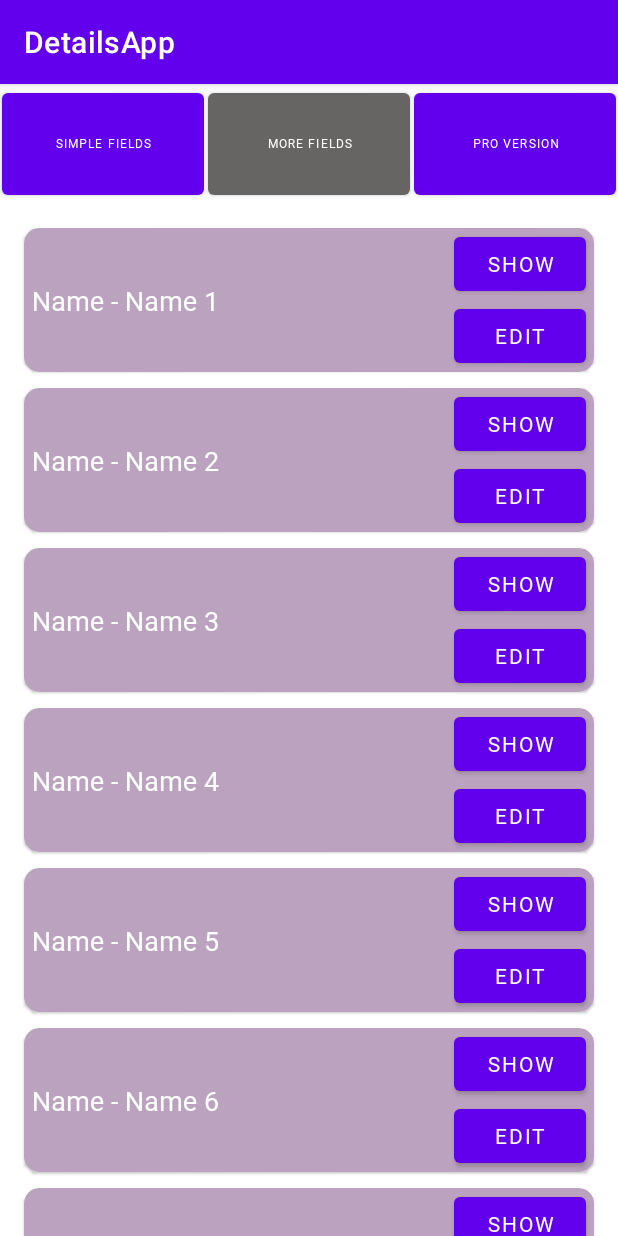
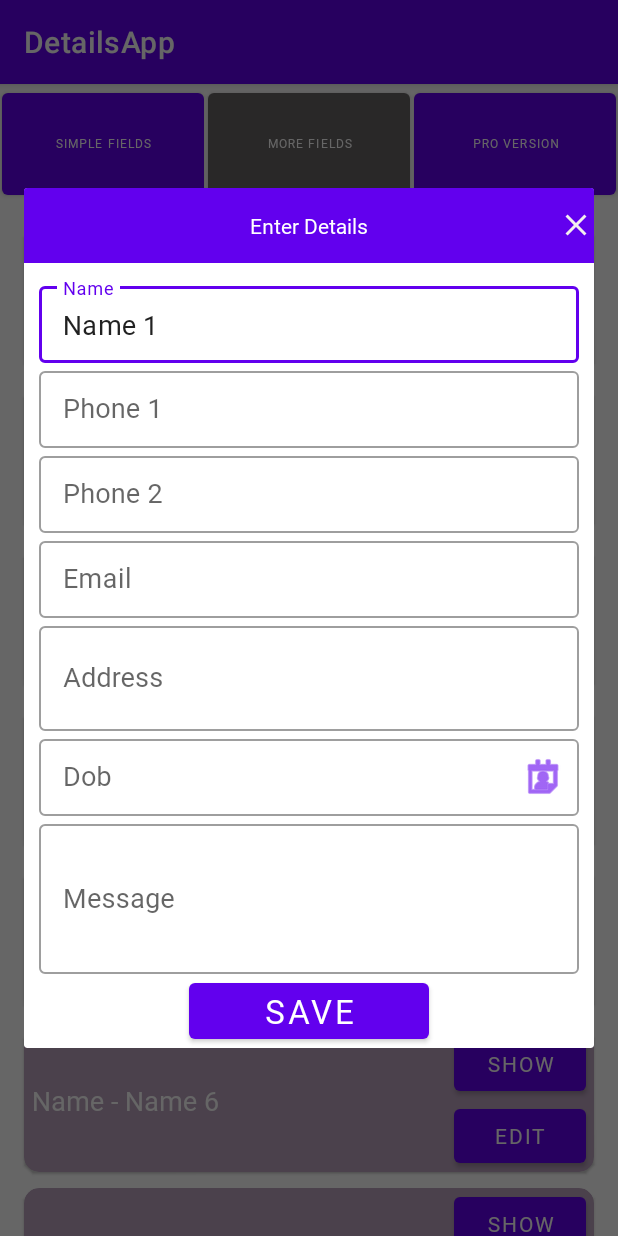
Before and after one commit to rakesharma1987/DetailsApp, an Android app: the fragment MoreFiledsFragment placed in its activity, after a tap on "EDIT", on a phone screen of 412 x 824 dp. Run offline under Robolectric (Android 15) with nearby library versions, the light colour scheme and no system bars; our stand-ins replace Room's generated code, data binding.

Commit message:
edit changed on adapter

```diff
--- a/app/src/main/java/com/example/detailsapp/AppRepository.kt
+++ b/app/src/main/java/com/example/detailsapp/AppRepository.kt
@@ -10,4 +10,8 @@ class AppRepository(private val appDao: AppDao) {
     suspend fun insertDetail(details: Details){
         appDao.insertDetails(details)
     }
+
+    suspend fun updateDetails(details: Details){
+        appDao.updateDetails(details)
+    }
 }
--- a/app/src/main/java/com/example/detailsapp/DetailsAdapter.kt
+++ b/app/src/main/java/com/example/detailsapp/DetailsAdapter.kt
@@ -1,14 +1,14 @@
 package com.example.detailsapp
 
+import android.app.Dialog
 import android.content.Context
 import android.content.Intent
 import android.graphics.Color
-import android.view.LayoutInflater
-import android.view.View
-import android.view.ViewGroup
+import android.view.*
 import androidx.databinding.DataBindingUtil
 import androidx.recyclerview.widget.RecyclerView
 import com.example.detailsapp.databinding.LayoutCustomRecyclerviewBinding
+import com.example.detailsapp.databinding.LayoutSampleFieldsBinding
 import com.example.detailsapp.db.Details
 import com.google.gson.Gson
 import java.util.Random
@@ -24,7 +24,8 @@ class DetailsAdapter(private val context: Context, private val detailsList: List
 
     override fun onBindViewHolder(holder: CustomViewHolder, position: Int) {
         val random = Random()
-        val currectColor = Color.argb(255, random.nextInt(256), random.nextInt(256), random.nextInt(256))
+        val currectColor =
+            Color.argb(255, random.nextInt(256), random.nextInt(256), random.nextInt(256))
         holder.layoutCustomRecyclerviewBinding.cardView.setCardBackgroundColor(currectColor)
         val details = detailsList[position]
         holder.layoutCustomRecyclerviewBinding.tvDetails.text = "Name - ${details.name}"
@@ -35,9 +36,74 @@ class DetailsAdapter(private val context: Context, private val detailsList: List
             context.startActivity(intent)
         }
         holder.layoutCustomRecyclerviewBinding.btnEdit.setOnClickListener {
+            val dialog = Dialog(context)
+            dialog.setCancelable(false)
+            dialog.requestWindowFeature(Window.FEATURE_NO_TITLE)
+            val sampleFields: LayoutSampleFieldsBinding = DataBindingUtil.inflate(
+                LayoutInflater.from(dialog.context),
+                R.layout.layout_sample_fields,
+                null,
+                false
+            )
+            if (details.isMore) {
+                sampleFields.llMoreFields.visibility = View.VISIBLE
+                sampleFields.tilName.editText!!.setText(details.name)
+                sampleFields.tilPhone1.editText!!.setText(details.phoneNo1)
+                sampleFields.tilPhone2.editText!!.setText(details.phoneNo2)
+                sampleFields.tilEmail.editText!!.setText(details.email)
+                sampleFields.tilDob.editText!!.setText(details.dob)
+                sampleFields.tilAddress.editText!!.setText(details.address)
+                sampleFields.tilMessage.editText!!.setText(details.message)
+            } else {
+                sampleFields.llMoreFields.visibility = View.GONE
+                sampleFields.tilName.editText!!.setText(details.name)
+                sampleFields.tilPhone1.editText!!.setText(details.phoneNo1)
+                sampleFields.tilPhone2.editText!!.setText(details.phoneNo2)
+                sampleFields.tilMessage.editText!!.setText(details.message)
+            }
+            dialog.setContentView(sampleFields.root)
+            dialog.show()
+            dialog.window!!.setLayout(
+                WindowManager.LayoutParams.MATCH_PARENT,
+                WindowManager.LayoutParams.WRAP_CONTENT
+            )
+
+            sampleFields.ivClose.setOnClickListener {
+                dialog.dismiss()
+            }
+
+            sampleFields.btnSubmit.setOnClickListener {
+                if (details.isMore) {
+                    val detail = Details(
+                        details.userId,
+                        sampleFields.tilName.editText!!.text.toString(),
+                        sampleFields.tilPhone1.editText!!.text.toString(),
+                        sampleFields.tilPhone2.editText!!.text.toString(),
+                        sampleFields.tilMessage.editText!!.text.toString(),
+                        "",
+                        "",
+                        "",
+                        details.isMore
+                    )
+                    (context as MainActivity).viewModel.updateDetails(detail)
+                } else {
+                    val detail = Details(
+                        details.userId,
+                        sampleFields.tilName.editText!!.text.toString(),
+                        sampleFields.tilPhone1.editText!!.text.toString(),
+                        sampleFields.tilPhone2.editText!!.text.toString(),
+                        sampleFields.tilMessage.editText!!.text.toString(),
+                        "",
+                        "",
+                        "",
+                        details.isMore
+                    )
+                    (context as MainActivity).viewModel.updateDetails(detail)
+                }
+                dialog.dismiss()
+            }
 
         }
-
     }
 
     override fun getItemCount(): Int {
--- a/app/src/main/java/com/example/detailsapp/MainActivity.kt
+++ b/app/src/main/java/com/example/detailsapp/MainActivity.kt
@@ -25,7 +25,7 @@ import com.example.detailsapp.fragments.SimpleFieldsFragment
 class MainActivity : AppCompatActivity(), View.OnClickListener {
     private lateinit var binding: ActivityMainBinding
     private lateinit var factory: AppFactory
-    private lateinit var viewModel: AppViewModel
+    lateinit var viewModel: AppViewModel
     private var isMore: Boolean = false
     private lateinit var fragmentManager: FragmentManager
     private var isAddSimpleFields: Boolean = false
--- a/app/src/main/java/com/example/detailsapp/db/AppDao.kt
+++ b/app/src/main/java/com/example/detailsapp/db/AppDao.kt
@@ -5,6 +5,7 @@ import androidx.room.Dao
 import androidx.room.Insert
 import androidx.room.OnConflictStrategy.REPLACE
 import androidx.room.Query
+import androidx.room.Update
 
 @Dao
 interface AppDao {
@@ -18,5 +19,8 @@ interface AppDao {
     @Query("SELECT * FROM details WHERE isMore = 1")
     fun getAllAdvancedData(): LiveData<List<Details>>
 
+    @Update
+    suspend fun updateDetails(details: Details)
+
 
 }
--- a/app/src/main/java/com/example/detailsapp/fragments/MoreFiledsFragment.kt
+++ b/app/src/main/java/com/example/detailsapp/fragments/MoreFiledsFragment.kt
@@ -38,16 +38,16 @@ class MoreFiledsFragment : Fragment() {
         viewModel.getAllAdvancedDetails.observe(viewLifecycleOwner, Observer {
             if (it.isEmpty()){
                 var list = mutableListOf<Details>()
-                list.add(Details(0, "Name 1", "", "", "", "", "", "", false))
-                list.add(Details(0, "Name 2", "", "", "", "", "", "", false))
-                list.add(Details(0, "Name 3", "", "", "", "", "", "", false))
-                list.add(Details(0, "Name 4", "", "", "", "", "", "", false))
-                list.add(Details(0, "Name 5", "", "", "", "", "", "", false))
-                list.add(Details(0, "Name 6", "", "", "", "", "", "", false))
-                list.add(Details(0, "Name 7", "", "", "", "", "", "", false))
-                list.add(Details(0, "Name 8", "", "", "", "", "", "", false))
-                list.add(Details(0, "Name 9", "", "", "", "", "", "", false))
-                list.add(Details(0, "Name 10", "", "", "", "", "", "", false))
+                list.add(Details(0, "Name 1", "", "", "", "", "", "", true))
+                list.add(Details(0, "Name 2", "", "", "", "", "", "", true))
+                list.add(Details(0, "Name 3", "", "", "", "", "", "", true))
+                list.add(Details(0, "Name 4", "", "", "", "", "", "", true))
+                list.add(Details(0, "Name 5", "", "", "", "", "", "", true))
+                list.add(Details(0, "Name 6", "", "", "", "", "", "", true))
+                list.add(Details(0, "Name 7", "", "", "", "", "", "", true))
+                list.add(Details(0, "Name 8", "", "", "", "", "", "", true))
+                list.add(Details(0, "Name 9", "", "", "", "", "", "", true))
+                list.add(Details(0, "Name 10", "", "", "", "", "", "", true))
                 val adapter = DetailsAdapter(requireContext(), list)
                 binding.recyclerViewMoreFields.adapter = adapter
             }else {
@@ -57,7 +57,7 @@ class MoreFiledsFragment : Fragment() {
                 }
                 if (listTemp.size < 10){
                     for (i in listTemp.size..9){
-                        listTemp.add(Details(i+1, "Name ${i+1}", "", "", "", "", "", "", false))
+                        listTemp.add(Details(i+1, "Name ${i+1}", "", "", "", "", "", "", true))
                     }
                 }
                 val adapter = DetailsAdapter(requireContext(), listTemp)
```
Also changed, not shown: app/src/main/java/com/example/detailsapp/AppViewModel.kt (+8 -0 lines).
